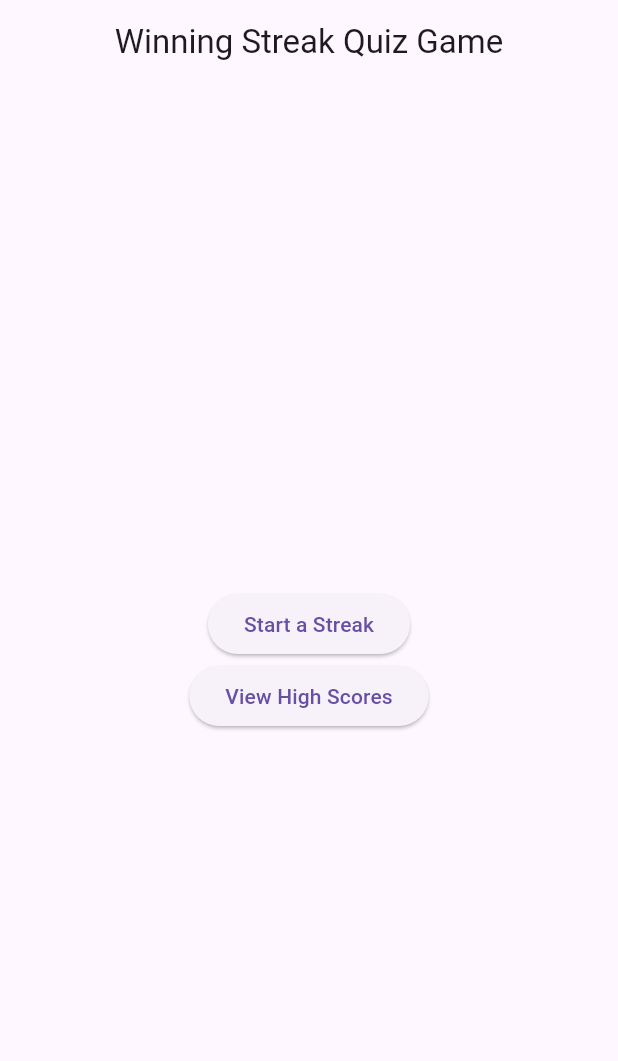
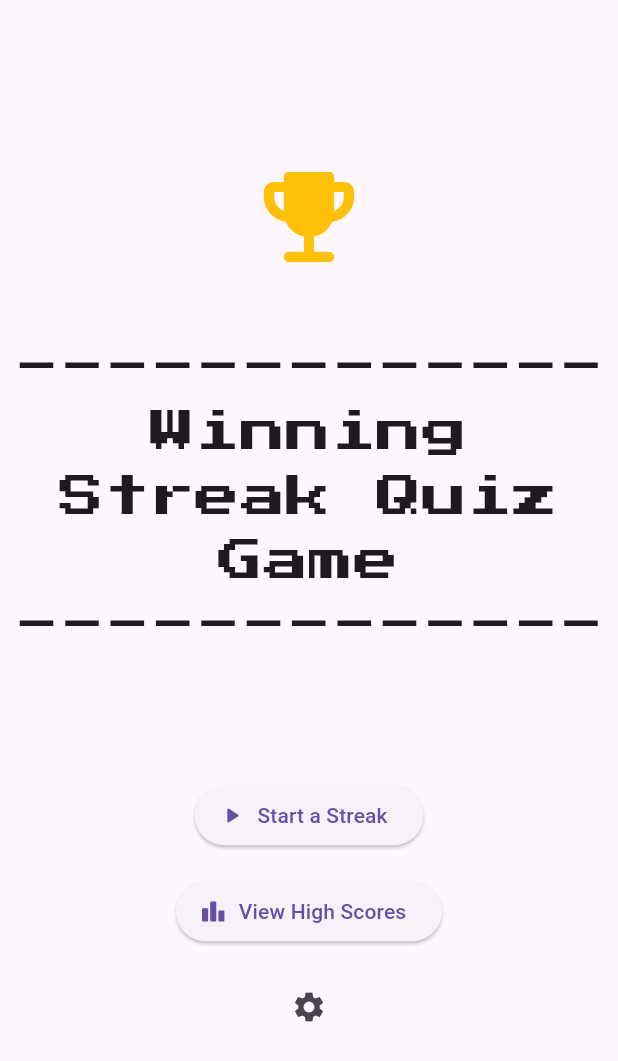
Before and after one commit to LinethSalazar/winning_streak_app, a Flutter app: the screen it shows after launch, on a phone screen of 412 x 824 dp. Shown: the top 1061 px of the screen. Run offline on Flutter 3.47's test engine with Material 3 defaults, Android fonts, the phone set to English and light mode, and no system bars; our stand-ins replace bloc, equatable, firebase_auth, firebase_core, firebase_database, flutter_bloc and 3 more; missing offline and left inert: firebase_app_check; accounts and stored records are empty; generated files the repository leaves out were written again.

Commit message:
settings, moving trophie and font change

```diff
--- a/lib/high_score/view/high_score_view.dart
+++ b/lib/high_score/view/high_score_view.dart
@@ -2,8 +2,8 @@
 
 import 'package:flutter/material.dart';
 import 'package:flutter_bloc/flutter_bloc.dart';
-import 'package:winning_streak/high_score/cubit/hs_toggle_cubit.dart';
-import 'package:winning_streak/high_score/cubit/local_high_score_cubit.dart';
+import 'package:winning_streak_app/high_score/cubit/hs_toggle_cubit.dart';
+import 'package:winning_streak_app/high_score/cubit/local_high_score_cubit.dart';
 
 import '../cubit/global_high_score_cubit.dart';
 import '../model/high_score_record.dart';
--- a/lib/home/home_view.dart
+++ b/lib/home/home_view.dart
@@ -1,35 +1,86 @@
-//lib/home/home_view.dart
-
 import 'package:flutter/material.dart';
 import 'package:winning_streak_app/routes/route_generator.dart';
+import 'package:google_fonts/google_fonts.dart';
 
-/// Show the high score
-class HomeView extends StatelessWidget {
+class HomeView extends StatefulWidget {
+  @override
+  State<HomeView> createState() => _HomeViewState();
+}
+
+class _HomeViewState extends State<HomeView>
+    with SingleTickerProviderStateMixin {
+  late AnimationController _controller;
+  late Animation<double> _bounceAnimation;
+
+  @override
+  void initState() {
+    super.initState();
+    _controller = AnimationController(
+      vsync: this,
+      duration: Duration(milliseconds: 600),
+    )..repeat(reverse: true);
+
+    _bounceAnimation = Tween<double>(
+      begin: 0,
+      end: -20,
+    ).animate(CurvedAnimation(parent: _controller, curve: Curves.easeInOut));
+  }
+
+  @override
+  void dispose() {
+    _controller.dispose();
+    super.dispose();
+  }
+
   @override
   Widget build(BuildContext context) {
     return Scaffold(
-      appBar: AppBar(
-        centerTitle: true,
-        title: const Text("Winning Streak Quiz Game"),
-      ),
+      appBar: AppBar(centerTitle: true, title: Text("")),
       body: Center(
         child: Column(
           mainAxisAlignment: MainAxisAlignment.center,
-          children: <Widget> [
-            ElevatedButton(
-              child: Text('Start a Streak'),
-              onPressed: () => Navigator.pushNamed(
-                context,
-                RouteGenerator.streakPage,
-              )
+          children: <Widget>[
+            AnimatedBuilder(
+              animation: _bounceAnimation,
+              builder: (context, child) {
+                return Transform.translate(
+                  offset: Offset(0, _bounceAnimation.value),
+                  child: child,
+                );
+              },
+              child: Icon(
+                Icons.emoji_events_rounded,
+                size: 80,
+                color: Colors.amber,
+              ),
             ),
-            ElevatedButton(
-            child: Text('View High Scores'),
-            onPressed: () => Navigator.pushNamed(
-              context,
-              RouteGenerator.highScorePage,
-            )
+            SizedBox(height: 20),
+            Text(
+              "-------------Winning Streak Quiz Game    -------------",
+              style: GoogleFonts.pressStart2p(fontSize: 30),
+              textAlign: TextAlign.center,
             ),
+            SizedBox(height: 80),
+            ElevatedButton.icon(
+              icon: Icon(Icons.play_arrow_rounded),
+              label: Text('Start a Streak'),
+              onPressed: () =>
+                  Navigator.pushNamed(context, RouteGenerator.streakPage),
+            ),
+            SizedBox(height: 16),
+            ElevatedButton.icon(
+              icon: Icon(Icons.leaderboard_rounded),
+              label: Text('View High Scores'),
+              onPressed: () =>
+                  Navigator.pushNamed(context, RouteGenerator.highScorePage),
+            ),
+            SizedBox(height: 16),
+            IconButton(
+              icon: Icon(Icons.settings),
+              onPressed: () =>
+                  Navigator.pushNamed(context, RouteGenerator.settingsPage),
+            ),
+            SizedBox(height: 60),
           ],
         ),
       ),
--- a/lib/multiple_choice_question/view/mcq_view.dart
+++ b/lib/multiple_choice_question/view/mcq_view.dart
@@ -96,9 +96,8 @@ class MCQView extends StatelessWidget {
               print("new high score!");
 
               //save the streak as a high score
-              var r = Random();
-              String rando = String.fromCharCode(r.nextInt(26)+65) + String.fromCharCode(r.nextInt(26)+65) + String.fromCharCode(r.nextInt(26)+65);
-              context.read<LocalHighScoreCubit>().updateScoreboard(streak, DateTime.now(), rando);
+
+              context.read<LocalHighScoreCubit>().updateScoreboard(streak, DateTime.now());
             }
             context.read<StreakCubit>().reset();
           }
--- a/lib/routes/route_generator.dart
+++ b/lib/routes/route_generator.dart
@@ -2,6 +2,7 @@
 
 import 'package:flutter/foundation.dart';
 import 'package:flutter/material.dart';
+import 'package:winning_streak_app/Settings/settings_view.dart';
 import 'package:winning_streak_app/high_score/view/high_score_page.dart';
 import 'package:winning_streak_app/home/home_page.dart';
 import 'package:winning_streak_app/routes/unknown_screen.dart';
@@ -12,6 +13,7 @@ class RouteGenerator {
   static const String homePage = '/';
   static const String streakPage = '/streakGame';
   static const String highScorePage = '/highScore';
+  static const String settingsPage = '/settings';
 
   //private constructor
   RouteGenerator._();
@@ -30,6 +32,11 @@ class RouteGenerator {
         return MaterialPageRoute(
           builder: (_) => const HighScorePage(),
         );
+      case settingsPage:
+        return MaterialPageRoute(
+          builder: (_) => const SettingsScreen(),
+        );
+
     }
     if(kDebugMode) {
       return MaterialPageRoute(builder: (context) =>  UnknownScreen());
--- a/lib/streak/view/streak_page.dart
+++ b/lib/streak/view/streak_page.dart
@@ -1,6 +1,7 @@
 import 'package:flutter/material.dart';
 import 'package:flutter_bloc/flutter_bloc.dart';
 import 'package:winning_streak_app/auth/cubit/authorization_cubit.dart';
+import 'package:winning_streak_app/multiple_choice_question/fetcher/mock_question_fetch_demo.dart';
 import 'package:winning_streak_app/multiple_choice_question/multiple_choice_question.dart';
 
 import '../streak.dart';
@@ -17,7 +18,7 @@ class StreakPage extends StatelessWidget {
           create: (_) => StreakCubit(),
         ),
         BlocProvider<QuestionCubit>(
-          create: (_) => QuestionCubit(RandomQuestionFetch()),
+          create: (_) => QuestionCubit(MockQuestionFetch()),
         ),
         BlocProvider<AuthorizationCubit>(
           create: (_) => AuthorizationCubit(),
```
Also changed, not shown: lib/Settings/settings_view.dart (added, +127 -0 lines), lib/high_score/cubit/local_high_score_cubit.dart (+13 -2 lines), lib/multiple_choice_question/fetcher/mock_question_fetch_demo.dart (added, +47 -0 lines), pubspec.yaml (+8 -5 lines), pubspec.lock, 3 other files.
